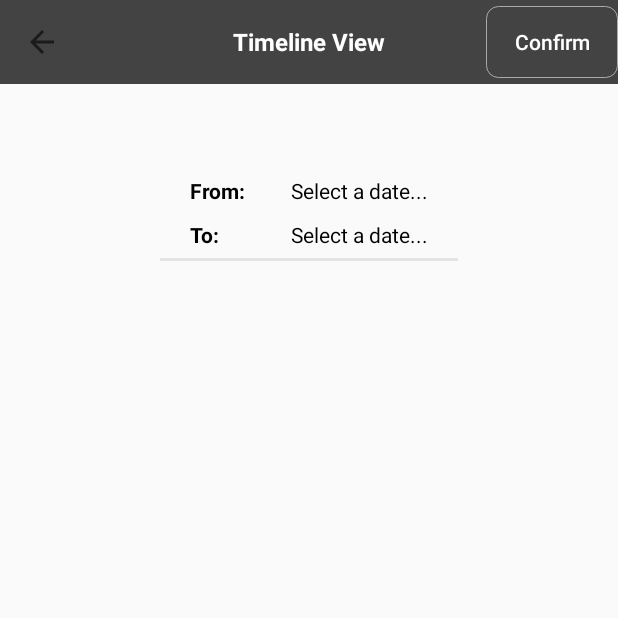
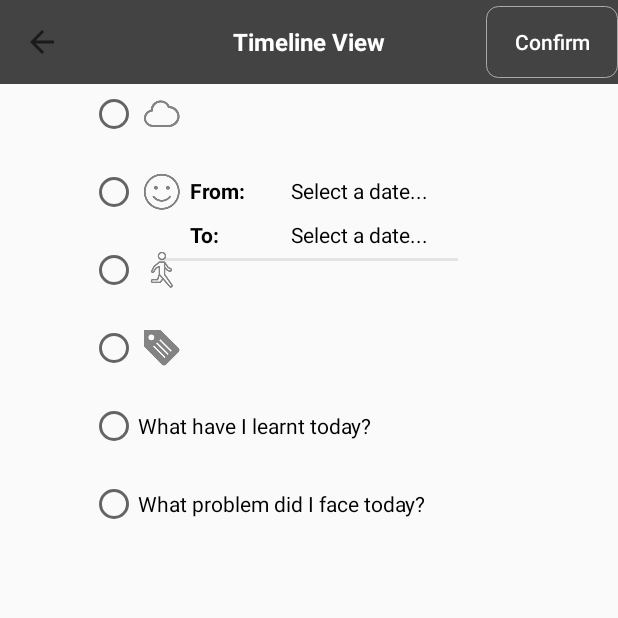
Before and after one commit to Carl26/Cassini, an Android app: the TimelineActivity screen opened directly, with no data from a screen before it, on a phone screen of 412 x 824 dp, the top half of it. Run offline under Robolectric (Android 15) with nearby library versions, the phone set to English and light mode, and no system bars.

Commit message:
Added radiogroup for dimension selections

```diff
--- a/Cassini/app/src/main/java/org/x/cassini/TimelineActivity.java
+++ b/Cassini/app/src/main/java/org/x/cassini/TimelineActivity.java
@@ -1,5 +1,6 @@
 package org.x.cassini;
 
+import android.content.Context;
 import android.os.Bundle;
 import android.support.v4.app.DialogFragment;
 import android.support.v4.app.FragmentManager;
@@ -10,6 +11,7 @@ import android.view.MenuItem;
 import android.view.View;
 import android.widget.Button;
 import android.widget.TextView;
+import android.widget.Toast;
 
 /**
  * Created by Guo Mingxuan on 2017/7/5 0005.
@@ -23,10 +25,13 @@ public class TimelineActivity extends AppCompatActivity implements DatePickerFra
     private final int STARTDATEFRAGMENT = 0, ENDDATEFRAGMENT = 1;
     private boolean isStartDateSet = false, isEndDateSet = false;
     private String TAG = "Timeline";
+    private int startYear, startMonth, startDay, endYear, endMonth, endDay;
+    private Context mContext;
 
     @Override
     protected void onCreate(Bundle savedInstance) {
         super.onCreate(savedInstance);
+        mContext = getApplication();
 
         setContentView(R.layout.activity_timeline);
 
@@ -69,6 +74,21 @@ public class TimelineActivity extends AppCompatActivity implements DatePickerFra
                 startFragment(ENDDATEFRAGMENT);
             }
         });
+
+        toolbarConfirm.setOnClickListener(new View.OnClickListener() {
+            @Override
+            public void onClick(View v) {
+                // check time range
+                if (!isStartDateSet) {
+                    Toast.makeText(mContext, "Please select starting date!", Toast.LENGTH_SHORT).show();
+                } else if (!isEndDateSet) {
+                    Toast.makeText(mContext, "Please select ending date!", Toast.LENGTH_SHORT).show();
+                } else {
+                    // get time range
+
+                }
+            }
+        });
     }
 
     @Override
@@ -80,9 +100,15 @@ public class TimelineActivity extends AppCompatActivity implements DatePickerFra
         temp.setText(selectedDate);
         if (textViewId == R.id.timeline_from_date) {
             isStartDateSet = true;
+            startYear = year;
+            startMonth = month;
+            startDay = dayOfMonth;
             Log.d(TAG, "onDateSelected: start date set");
         } else if (textViewId == R.id.timeline_to_date) {
             isEndDateSet = true;
+            endYear = year;
+            endMonth = month;
+            endDay = dayOfMonth;
             Log.d(TAG, "onDateSelected: end date set");
         }
     }
--- a/Cassini/app/src/main/res/layout/activity_timeline.xml
+++ b/Cassini/app/src/main/res/layout/activity_timeline.xml
@@ -94,4 +94,67 @@
             android:focusableInTouchMode="true"
             android:layout_marginTop="10dp"/>
     </RelativeLayout>
+
+    <ScrollView
+        android:layout_width="wrap_content"
+        android:layout_height="wrap_content"
+        android:id="@+id/timeline_scroll_view">
+        <RadioGroup
+            android:layout_width="match_parent"
+            android:layout_height="match_parent"
+            android:layout_below="@+id/timeline_date_relative_layout"
+            android:layout_centerHorizontal="true"
+            android:layout_margin="50dp"
+            android:id="@+id/timeline_radio_group">
+
+
+            <RadioButton
+                android:layout_width="wrap_content"
+                android:layout_height="wrap_content"
+                android:checked="false"
+                android:id="@+id/timeline_rb_weather"
+                android:drawableRight="@drawable/ic_weather"
+                android:layout_margin="10dp"/>
+
+            <RadioButton
+                android:layout_width="wrap_content"
+                android:layout_height="wrap_content"
+                android:checked="false"
+                android:id="@+id/timeline_rb_emotion"
+                android:drawableRight="@drawable/ic_happy"
+                android:layout_margin="10dp"/>
+
+            <RadioButton
+                android:layout_width="wrap_content"
+                android:layout_height="wrap_content"
+                android:checked="false"
+                android:id="@+id/timeline_rb_exercise"
+                android:drawableRight="@drawable/ic_exercise"
+                android:layout_margin="10dp"/>
+
+            <RadioButton
+                android:layout_width="wrap_content"
+                android:layout_height="wrap_content"
+                android:checked="false"
+                android:id="@+id/timeline_rb_tag"
+                android:drawableRight="@drawable/ic_tag_full"
+                android:layout_margin="10dp"/>
+
+            <RadioButton
+                android:layout_width="wrap_content"
+                android:layout_height="wrap_content"
+                android:checked="false"
+                android:text="What have I learnt today?"
+                android:id="@+id/timeline_rb_learnt"
+                android:layout_margin="10dp"/>
+
+            <RadioButton
+                android:layout_width="wrap_content"
+                android:layout_height="wrap_content"
+                android:checked="false"
+                android:text="What problem did I face today?"
+                android:id="@+id/timeline_rb_problem"
+                android:layout_margin="10dp"/>
+        </RadioGroup>
+    </ScrollView>
 </RelativeLayout>
```
